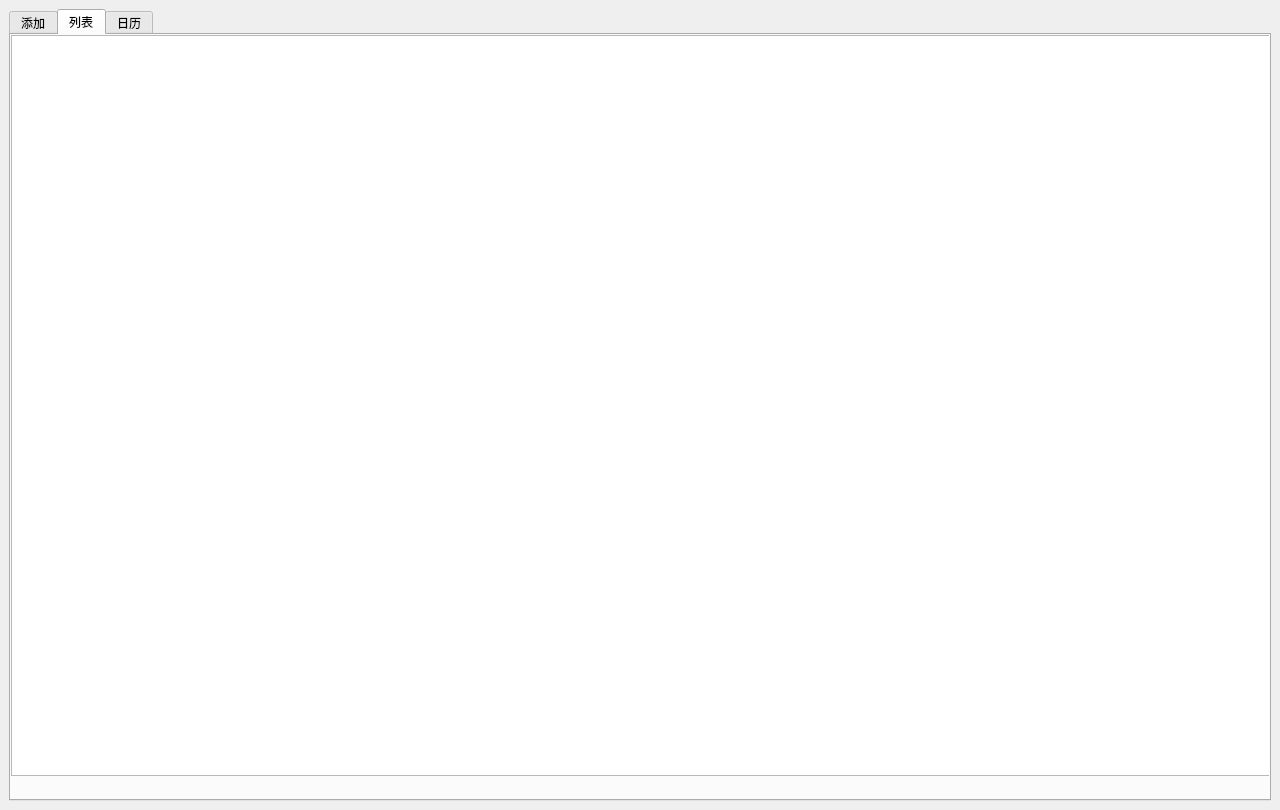
The window that list-calendar-gant/mainwindow.ui (sharedren/list-task) describes before a commit, drawn with Qt 5.
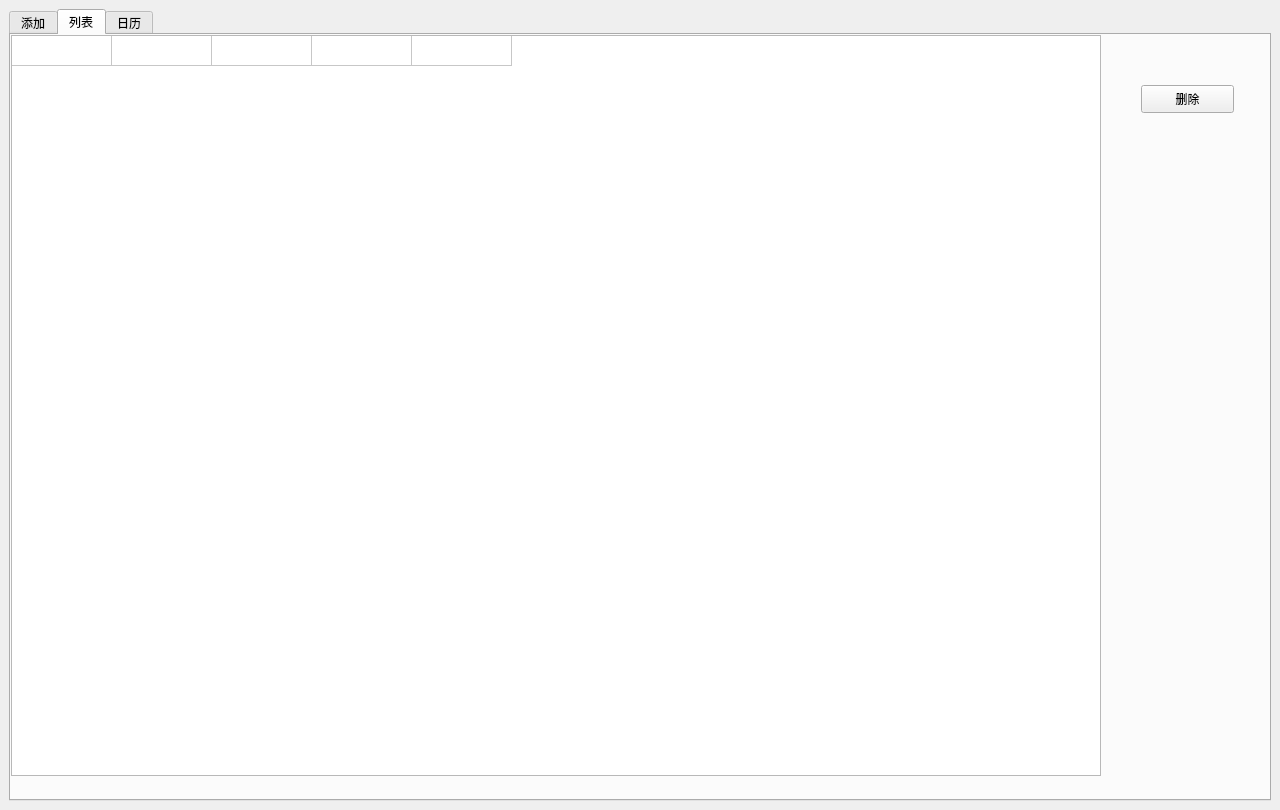
The same window after the commit. The open tabs and pages were chosen to show the change.

Commit message:
完善删除和显示
完善删除和显示

Patch:
```diff
--- a/list-calendar-gant/mainwindow.ui
+++ b/list-calendar-gant/mainwindow.ui
@@ -203,23 +203,87 @@
          <rect>
           <x>0</x>
           <y>0</y>
-          <width>1281</width>
+          <width>1090</width>
           <height>741</height>
          </rect>
         </property>
+        <property name="sizePolicy">
+         <sizepolicy hsizetype="Expanding" vsizetype="Expanding">
+          <horstretch>0</horstretch>
+          <verstretch>0</verstretch>
+         </sizepolicy>
+        </property>
+        <property name="maximumSize">
+         <size>
+          <width>1090</width>
+          <height>16777215</height>
+         </size>
+        </property>
+        <property name="horizontalScrollBarPolicy">
+         <enum>Qt::ScrollBarAsNeeded</enum>
+        </property>
+        <property name="sizeAdjustPolicy">
+         <enum>QAbstractScrollArea::AdjustToContents</enum>
+        </property>
+        <property name="dragEnabled">
+         <bool>false</bool>
+        </property>
+        <property name="wordWrap">
+         <bool>true</bool>
+        </property>
         <property name="rowCount">
-         <number>0</number>
+         <number>1</number>
         </property>
         <property name="columnCount">
-         <number>4</number>
+         <number>5</number>
         </property>
         <attribute name="horizontalHeaderVisible">
          <bool>false</bool>
         </attribute>
+        <attribute name="horizontalHeaderCascadingSectionResizes">
+         <bool>true</bool>
+        </attribute>
+        <attribute name="verticalHeaderVisible">
+         <bool>false</bool>
+        </attribute>
+        <attribute name="verticalHeaderCascadingSectionResizes">
+         <bool>true</bool>
+        </attribute>
+        <attribute name="verticalHeaderHighlightSections">
+         <bool>true</bool>
+        </attribute>
+        <row/>
         <column/>
         <column/>
         <column/>
         <column/>
+        <column/>
+       </widget>
+       <widget class="QPushButton" name="pushButton_del">
+        <property name="geometry">
+         <rect>
+          <x>1130</x>
+          <y>50</y>
+          <width>93</width>
+          <height>28</height>
+         </rect>
+        </property>
+        <property name="text">
+         <string>删除</string>
+        </property>
+       </widget>
+       <widget class="QLabel" name="label_6">
+        <property name="geometry">
+         <rect>
+          <x>1121</x>
+          <y>110</y>
+          <width>121</width>
+          <height>241</height>
+         </rect>
+        </property>
+        <property name="text">
+         <string/>
+        </property>
        </widget>
       </widget>
       <widget class="QWidget" name="tab_calendar">
```
Left out of the diff: 25 changed lines with no effect on the pictures. The commit also changes 155 other files.
